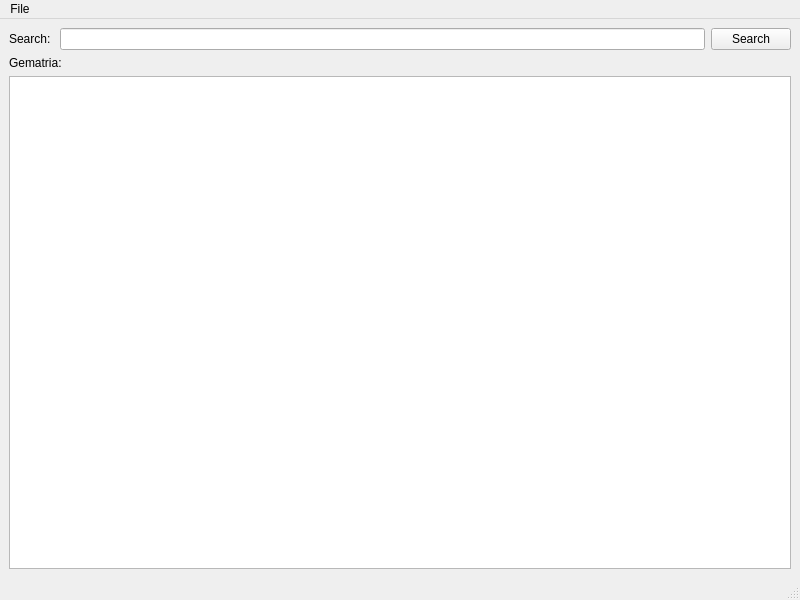
Qt form mainwindow.ui (ramzy2000/GematriaTracker) before a commit.
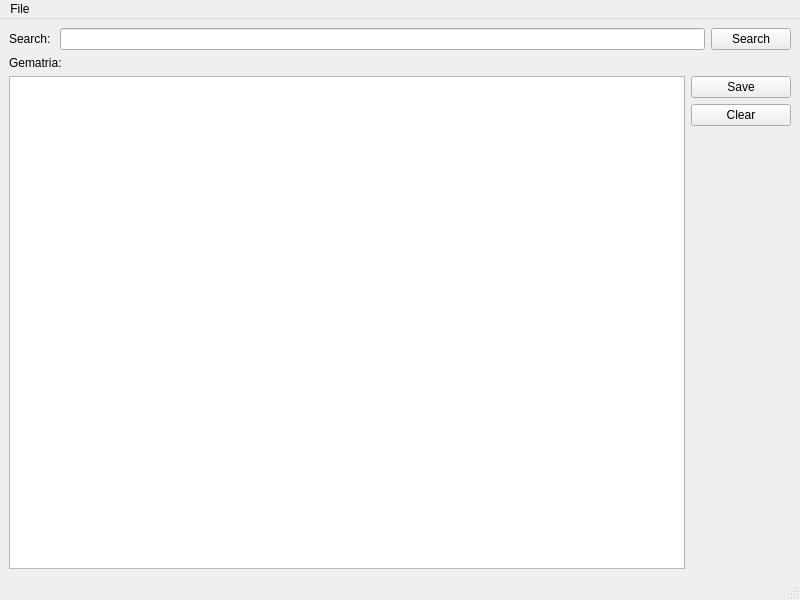
The same form after that commit.

```diff
--- a/mainwindow.ui
+++ b/mainwindow.ui
@@ -14,7 +14,7 @@
    <string>MainWindow</string>
   </property>
   <widget class="QWidget" name="centralwidget">
-   <layout class="QVBoxLayout" name="verticalLayout">
+   <layout class="QVBoxLayout" name="verticalLayout_2">
     <item>
      <layout class="QHBoxLayout" name="horizontalLayout">
       <item>
@@ -55,7 +55,54 @@
      </layout>
     </item>
     <item>
-     <widget class="QListView" name="listView"/>
+     <layout class="QHBoxLayout" name="horizontalLayout_3">
+      <item>
+       <widget class="QListView" name="listView"/>
+      </item>
+      <item>
+       <layout class="QVBoxLayout" name="verticalLayout">
+        <item>
+         <widget class="QPushButton" name="saveButton">
+          <property name="sizePolicy">
+           <sizepolicy hsizetype="Minimum" vsizetype="Fixed">
+            <horstretch>0</horstretch>
+            <verstretch>0</verstretch>
+           </sizepolicy>
+          </property>
+          <property name="minimumSize">
+           <size>
+            <width>100</width>
+            <height>0</height>
+           </size>
+          </property>
+          <property name="text">
+           <string>Save</string>
+          </property>
+         </widget>
+        </item>
+        <item>
+         <widget class="QPushButton" name="clearButton">
+          <property name="text">
+           <string>Clear</string>
+          </property>
+         </widget>
+        </item>
+        <item>
+         <spacer name="verticalSpacer">
+          <property name="orientation">
+           <enum>Qt::Vertical</enum>
+          </property>
+          <property name="sizeHint" stdset="0">
+           <size>
+            <width>20</width>
+            <height>40</height>
+           </size>
+          </property>
+         </spacer>
+        </item>
+       </layout>
+      </item>
+     </layout>
     </item>
    </layout>
   </widget>
```
Left out of the diff: 6 changed lines with no effect on the pictures.
